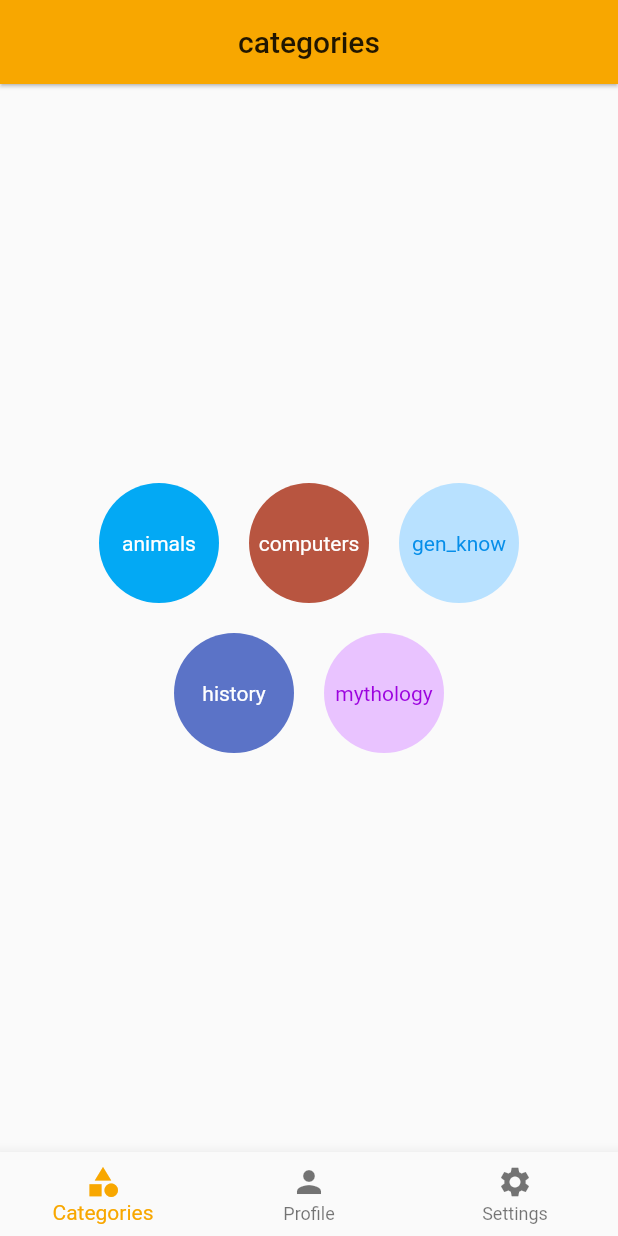
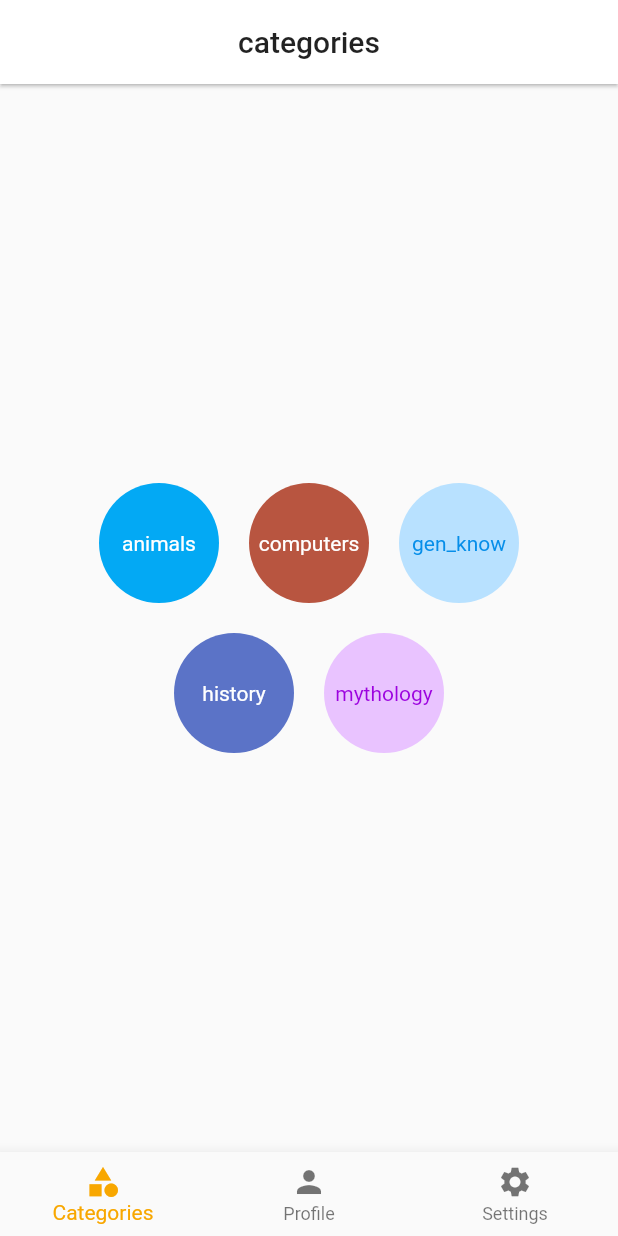
Before and after one commit to vicradon/flutter_test, a Flutter app: the HomePage screen opened directly, on a phone screen of 412 x 824 dp. Run offline on Flutter 3.47's test engine with Material 2 defaults, Android fonts, the phone set to English and light mode, and no system bars; our stand-ins replace dots_indicator, shared_preferences; accounts and stored records are empty.

Commit message:
Add screenshots

```diff
--- a/lib/widgets/HomePage.dart
+++ b/lib/widgets/HomePage.dart
@@ -31,7 +31,7 @@ class _HomePageState extends State<HomePage> {
     return  Scaffold(
         appBar: AppBar(
           title: Text(_appBarTitles[_index]),
-          // backgroundColor: Colors.white,
+          backgroundColor: Colors.white,
           elevation: 1,
           centerTitle: true,
         ),
```
Also changed, not shown: lib/widgets/QuizCompletePage.dart (+6 -6 lines), 6 other files.
